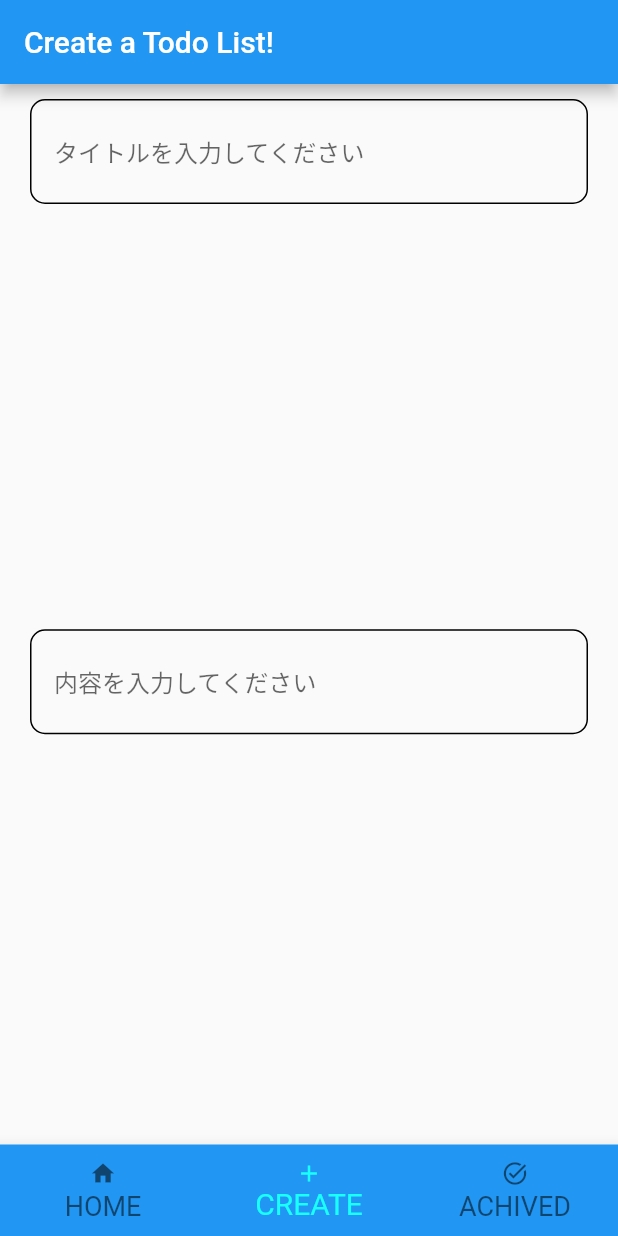
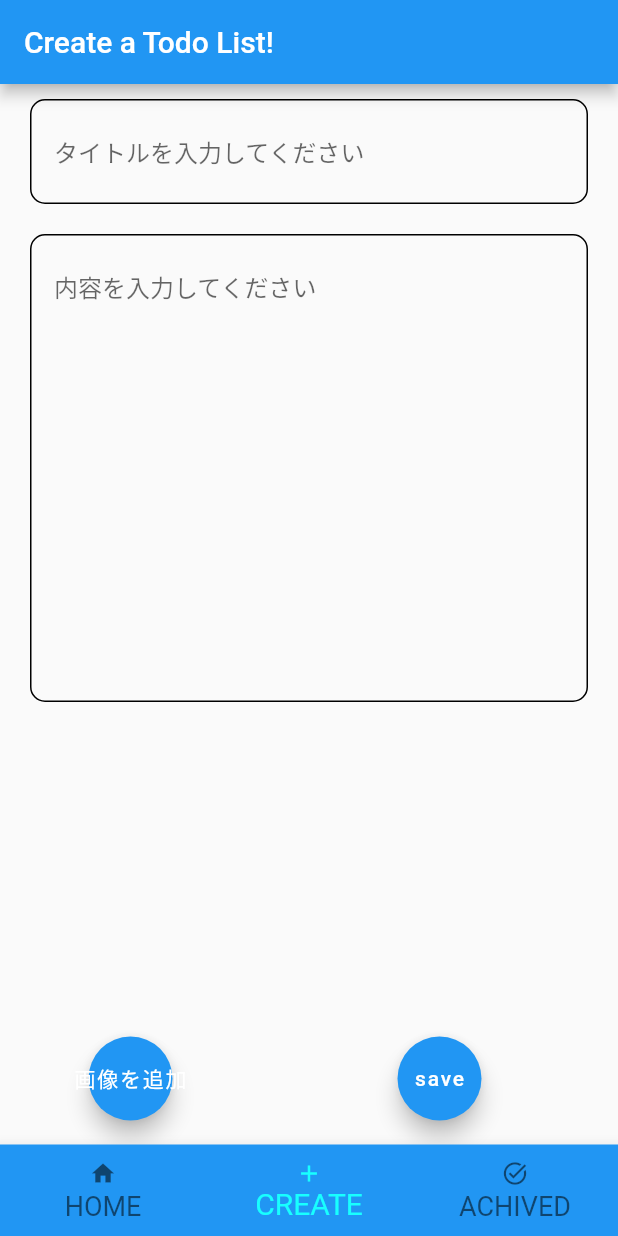
Before and after one commit to marlion01/to_do_list_with_flutter, a Flutter app: the screen it shows after launch, item 2 of the bottom bar chosen, on a phone screen of 412 x 824 dp. Run offline on Flutter 3.47's test engine with Material 2 defaults, Android fonts, the phone set to English and light mode, and no system bars; our stand-ins replace flutter_riverpod.

Commit message:
"bottom overflowエラー解決"

```diff
--- a/lib/src/screen/create_todo.dart
+++ b/lib/src/screen/create_todo.dart
@@ -1,14 +1,14 @@
 import 'package:flutter/material.dart';
-class CreateTodo extends StatelessWidget{
+import 'package:flutter_riverpod/flutter_riverpod.dart';
+class CreateTodo extends ConsumerWidget{
   const CreateTodo({Key? key}):super(key:key);
   @override
-  Widget build(BuildContext context) {
+  Widget build(BuildContext context,WidgetRef ref) {
     return Scaffold(
         appBar: AppBar(
           title: const Text("Create a Todo List!"),
         ),
-        body:Column(
-          mainAxisAlignment: MainAxisAlignment.center,
+        body:ListView(
           children: [
             Container(
               decoration: BoxDecoration(
@@ -37,7 +37,6 @@ class CreateTodo extends StatelessWidget{
             Expanded(
               child: Form(
                 child: Column(
-                  mainAxisAlignment: MainAxisAlignment.center,
                   children: [
                     Container(
                       decoration: BoxDecoration(
@@ -54,9 +53,10 @@ class CreateTodo extends StatelessWidget{
                         vertical: 10,
                         horizontal: 15,
                       ),
-                      child: const TextField(
+                      child: const SingleChildScrollView(
+                        child: TextField(
                           keyboardType: TextInputType.multiline,
-                        maxLines: null,
+                          maxLines: 14,
                           decoration: InputDecoration(
                             hintText: "内容を入力してください",
                             border: InputBorder.none,
@@ -64,9 +64,31 @@ class CreateTodo extends StatelessWidget{
                           style: TextStyle(
                           ),
                         ),
-                    )
+                      ),
+                    ),
                   ],
             ),),),
+          ],
+        ),
+      floatingActionButton:Row(
+        children: [
+          Expanded(
+              child: FloatingActionButton(
+                child: Container(
+                  decoration: BoxDecoration(
+                    borderRadius: BorderRadius.circular(10),
+                  ),
+                  child: const Text("画像を追加"),
+                ),
+                onPressed: (){},
+              )
+          ),
+          Expanded(
+              child: FloatingActionButton(
+                child: const Text("save"),
+                onPressed: (){},
+              )
+          ),
         ],
       ),
     );
--- a/pubspec.yaml
+++ b/pubspec.yaml
@@ -41,10 +41,14 @@ dependencies:
   retrofit: ^4.0.1
   dio: ^5.2.1+1
   flutter_riverpod: ^2.3.6
+  riverpod_annotation: ^2.1.1
 dev_dependencies:
   flutter_test:
     sdk: flutter
   flutter_lints: ^2.0.0
+  freezed: ^2.4.1
+  build_runner: ^2.4.6
+  riverpod_generator: ^2.2.3
 
 flutter:
 
```
Also changed, not shown: lib/main.dart (+9 -1 lines), lib/src/screen/home.dart (+5 -4 lines), pubspec.lock. Lines whose indentation alone changed are shown as unchanged.
